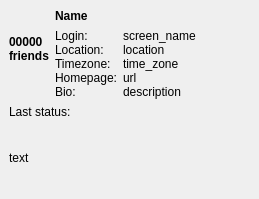
Before: the Qt Designer form qtwitter-app/ui/userinfo.ui in ayoy/qtwitter, drawn with Qt 5.
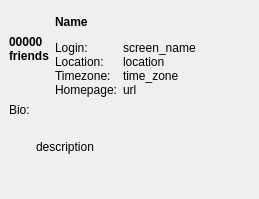
After: the same form once the commit is applied. Icons and pictures are not drawn.

Commit message: Disabled displaying of friends count in Identi.ca statuses' popups (feature not supported by laconi.ca API). User info popup widget's layout corrected a bit. Added removing of trailing '/' from parsed URLs for Qt to recognize them as links. [#42]

What changed in the file:
```diff
--- a/qtwitter-app/ui/userinfo.ui
+++ b/qtwitter-app/ui/userinfo.ui
@@ -31,7 +31,7 @@
      <property name="frameShadow">
       <enum>QFrame::Plain</enum>
      </property>
-     <layout class="QVBoxLayout" name="verticalLayout_5">
+     <layout class="QVBoxLayout" name="verticalLayout_6">
       <item>
        <layout class="QHBoxLayout" name="horizontalLayout_3" stretch="1,10">
         <item>
@@ -254,21 +254,7 @@
               <property name="text">
                <string notr="true">url</string>
               </property>
-             </widget>
-            </item>
-            <item row="4" column="0">
-             <widget class="QLabel" name="bioLabel">
-              <property name="text">
-               <string>Bio:</string>
-              </property>
-             </widget>
-            </item>
-            <item row="4" column="1">
-             <widget class="QLabel" name="description">
-              <property name="text">
-               <string notr="true">description</string>
-              </property>
-              <property name="wordWrap">
+              <property name="openExternalLinks">
                <bool>true</bool>
               </property>
              </widget>
@@ -280,22 +266,39 @@
        </layout>
       </item>
       <item>
-       <layout class="QGridLayout" name="gridLayout">
-        <item row="0" column="0">
-         <widget class="QLabel" name="lastStatusLabel">
-          <property name="sizePolicy">
-           <sizepolicy hsizetype="Preferred" vsizetype="Minimum">
-            <horstretch>0</horstretch>
-            <verstretch>0</verstretch>
-           </sizepolicy>
-          </property>
-          <property name="text">
-           <string>Last status:</string>
-          </property>
-         </widget>
+       <layout class="QHBoxLayout" name="horizontalLayout_4" stretch="1,10000000">
+        <item>
+         <layout class="QVBoxLayout" name="verticalLayout_5">
+          <item>
+           <widget class="QLabel" name="bioLabel">
+            <property name="sizePolicy">
+             <sizepolicy hsizetype="Preferred" vsizetype="Minimum">
+              <horstretch>0</horstretch>
+              <verstretch>0</verstretch>
+             </sizepolicy>
+            </property>
+            <property name="text">
+             <string>Bio:</string>
+            </property>
+           </widget>
+          </item>
+          <item>
+           <spacer name="verticalSpacer_2">
+            <property name="orientation">
+             <enum>Qt::Vertical</enum>
+            </property>
+            <property name="sizeHint" stdset="0">
+             <size>
+              <width>10</width>
+              <height>0</height>
+             </size>
+            </property>
+           </spacer>
+          </item>
+         </layout>
         </item>
-        <item row="1" column="0" colspan="2">
-         <widget class="QLabel" name="text">
+        <item>
+         <widget class="QLabel" name="description">
           <property name="sizePolicy">
            <sizepolicy hsizetype="Preferred" vsizetype="Expanding">
             <horstretch>0</horstretch>
@@ -303,7 +306,10 @@
            </sizepolicy>
           </property>
           <property name="text">
-           <string notr="true">text</string>
+           <string notr="true">description</string>
+          </property>
+          <property name="wordWrap">
+           <bool>true</bool>
           </property>
          </widget>
         </item>
```
The commit also changes 5 other files.
